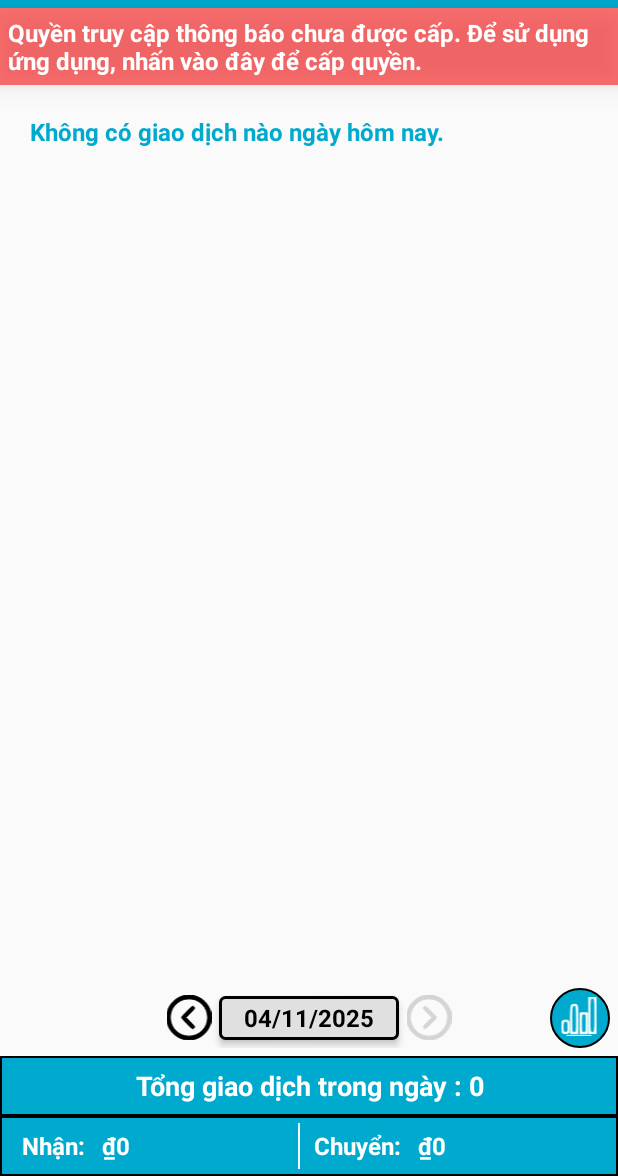
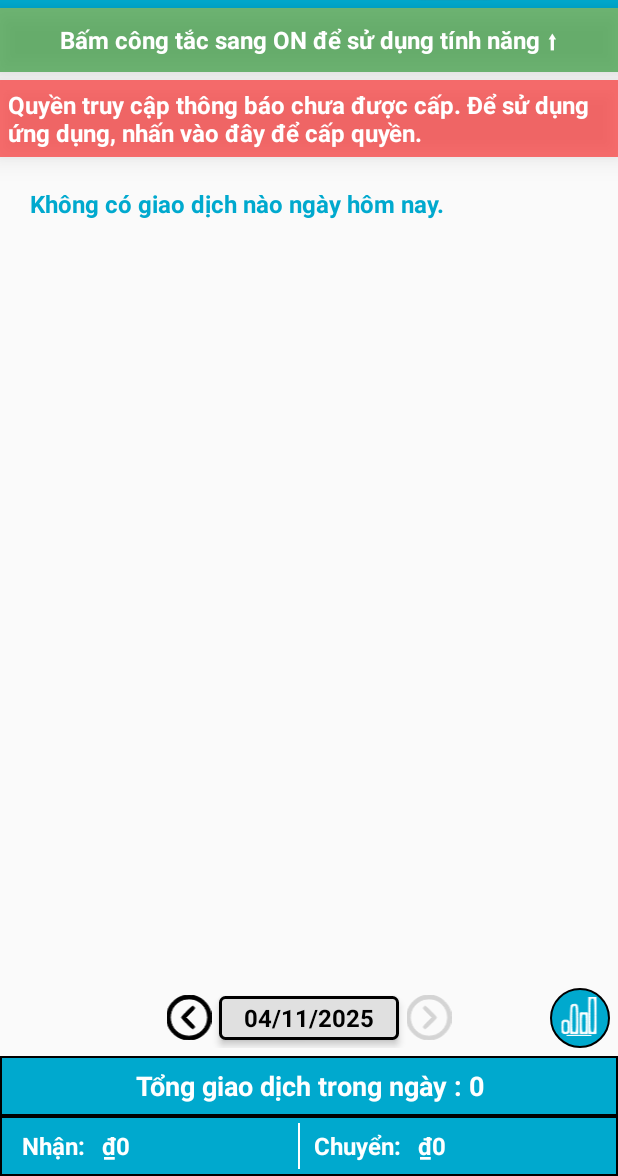
Before and after one commit to ducnh298/Doc-thong-bao-chuyen-khoan-Android-app, an Android app: the screen it shows after launch (MainActivity), on a phone screen of 412 x 824 dp, the part 60-1236 px from its top. Run offline under Robolectric (Android 15) with nearby library versions, the phone set to English and light mode, and no system bars; our stand-ins replace Room's generated code.

Commit message:
v1.5.11 - Update UI for better user experience

```diff
--- a/app/build.gradle.kts
+++ b/app/build.gradle.kts
@@ -14,7 +14,7 @@ android {
         applicationId = "com.app.docthongbaochuyenkhoan"
         minSdk = 24
         targetSdk = 35
-        versionCode = 10
+        versionCode = 11
         versionName = "1.5"
         archivesName = "Đọc thông báo chuyển khoản-v$versionName.$versionCode"
 
--- a/app/src/main/java/com/app/docthongbaochuyenkhoan/ui/activity/MainActivity.kt
+++ b/app/src/main/java/com/app/docthongbaochuyenkhoan/ui/activity/MainActivity.kt
@@ -49,7 +49,7 @@ import java.util.concurrent.TimeUnit
 
 class MainActivity : AppCompatActivity(), SettingDialogFragment.SettingDialogListener,
     DatePickerDialogFragment.DatePickerDialogListener, TransactionAdapter.AdapterListener,
-    TextToSpeech.OnInitListener {
+    TextToSpeech.OnInitListener, TaskbarManager.TaskBarListener {
     private val coroutineScope = CoroutineScope(Dispatchers.IO)
     private lateinit var binding: ActivityMainBinding
     private lateinit var taskbarManager: TaskbarManager
@@ -132,6 +132,8 @@ class MainActivity : AppCompatActivity(), SettingDialogFragment.SettingDialogLis
         binding.recyclerView.scrollToPosition(0)
         binding.tvRequestNotificationAccessPermission.visibility =
             if (checkNotificationAccessEnabled()) View.GONE else View.VISIBLE
+
+        binding.tvAppHelper.visibility = if (SharedPreferencesManager.isNotificationListenerEnabled()) View.GONE else View.VISIBLE
     }
 
     override fun onSaveInstanceState(outState: Bundle) {
@@ -425,4 +427,8 @@ class MainActivity : AppCompatActivity(), SettingDialogFragment.SettingDialogLis
     private fun makeToast(msg: String, isLongToast: Boolean) {
         Toast.makeText(this, msg, if (isLongToast) Toast.LENGTH_LONG else Toast.LENGTH_SHORT).show()
     }
+
+    override fun onSwitchNotificationClicked(isChecked: Boolean) {
+        binding.tvAppHelper.visibility = if (SharedPreferencesManager.isNotificationListenerEnabled()) View.GONE else View.VISIBLE
+    }
 }
--- a/app/src/main/java/com/app/docthongbaochuyenkhoan/ui/activity/TaskBarManager.kt
+++ b/app/src/main/java/com/app/docthongbaochuyenkhoan/ui/activity/TaskBarManager.kt
@@ -13,9 +13,17 @@ import com.app.docthongbaochuyenkhoan.utils.AppUtils.Companion.addClickAnimation
 import com.google.android.material.switchmaterial.SwitchMaterial
 
 class TaskbarManager(private val activity: Activity) {
+
+    interface TaskBarListener {
+        fun onSwitchNotificationClicked(isChecked: Boolean)
+    }
+
     private var taskbarView: View = activity.findViewById(R.id.task_bar)
+    lateinit var taskBarListener: TaskBarListener
 
     init {
+        if(activity !== null)
+             taskBarListener = ((activity as? TaskBarListener)!!)
         val switchNotification = taskbarView.findViewById<SwitchMaterial>(R.id.switchNotification)
         val btnSetting = taskbarView.findViewById<ImageButton>(R.id.btnSetting)
 
@@ -26,7 +34,7 @@ class TaskbarManager(private val activity: Activity) {
             it.setOnCheckedChangeListener { _, isChecked ->
                 MyNotificationListenerService.isNotificationListenerEnabled = isChecked
                 SharedPreferencesManager.saveNotificationListenerEnabled(isChecked)
-
+                taskBarListener.onSwitchNotificationClicked(isChecked)
                 Toast.makeText(
                     activity,
                     if (isChecked) "Đã bật tính năng đọc thông báo chuyển khoản" else "Đã tắt tính năng đọc thông báo chuyển khoản",
--- a/app/src/main/res/layout/activity_main.xml
+++ b/app/src/main/res/layout/activity_main.xml
@@ -21,6 +21,25 @@
     </androidx.constraintlayout.widget.ConstraintLayout>
 
     <TextView
+        android:id="@+id/tvAppHelper"
+        android:layout_width="match_parent"
+        android:layout_height="wrap_content"
+        android:background="@color/transparent_green"
+        android:elevation="10dp"
+        android:gravity="center"
+        android:foreground="?attr/selectableItemBackgroundBorderless"
+        android:padding="10dp"
+        android:text="Bấm công tắc sang ON để sử dụng tính năng ⬆"
+        android:textColor="@color/white"
+        android:textSize="16sp"
+        android:textStyle="bold"
+        android:visibility="gone"
+        app:layout_constraintLeft_toLeftOf="parent"
+        app:layout_constraintRight_toRightOf="parent"
+        app:layout_constraintTop_toTopOf="@+id/swipeRefreshLayout"
+        />
+
+    <TextView
         android:id="@+id/tvRequestNotificationAccessPermission"
         android:layout_width="wrap_content"
         android:layout_height="wrap_content"
@@ -33,9 +52,10 @@
         android:textSize="16sp"
         android:textStyle="bold"
         android:visibility="gone"
+        android:layout_marginTop="5dp"
         app:layout_constraintLeft_toLeftOf="parent"
         app:layout_constraintRight_toRightOf="parent"
-        app:layout_constraintTop_toTopOf="@+id/swipeRefreshLayout" />
+        app:layout_constraintTop_toBottomOf="@+id/tvAppHelper"  />
 
     <TextView
         android:id="@+id/tvNotifyNoTransaction"
--- a/app/src/main/res/values/colors.xml
+++ b/app/src/main/res/values/colors.xml
@@ -14,6 +14,7 @@
     <color name="red">#FF3131</color>
     <color name="transparent_red">#8AFF0000</color>
     <color name="transparent_white">#DDFFFFFF</color>
+    <color name="transparent_green">#B4399C40</color>
     <color name="transparent">#00FFFFFF</color>
 
     <color name="background">@color/white</color>
```
Also changed, not shown: app/src/main/res/layout/dialog_tts_helper.xml (+25 -25 lines).
